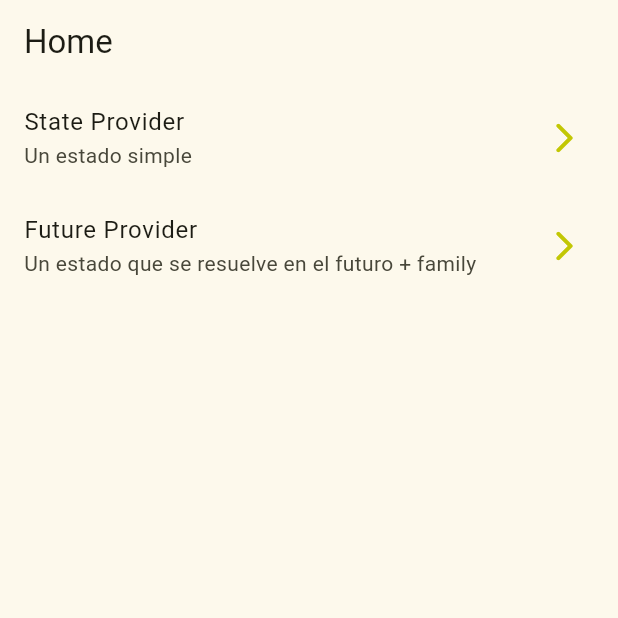
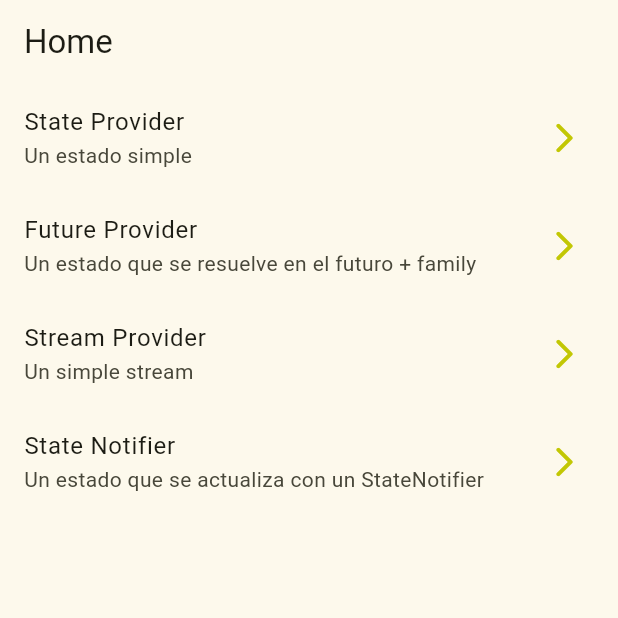
Before and after one commit to tripleP16/River-App, a Flutter app: the screen it shows after launch, on a phone screen of 412 x 824 dp, the top half of it. Run offline on Flutter 3.47's test engine with Material 2 defaults, Android fonts, the phone set to English and light mode, and no system bars; our stand-ins replace dio, flutter_riverpod, go_router, google_fonts; missing offline and left inert: random_name_generator.

Commit message:
riverpod app section 2

```diff
--- a/lib/config/helpers/random_generator.dart
+++ b/lib/config/helpers/random_generator.dart
@@ -5,4 +5,9 @@ class RandomGenerator {
     final randomNames = RandomNames(Zone.catalonia);
     return randomNames.fullName();
   }
+
+
+  static Stream<String> getRandomNameStream() {
+    return Stream.periodic(const Duration(seconds: 2), (_) => getRandomName());
+  }
 }
--- a/lib/config/router/app_router.dart
+++ b/lib/config/router/app_router.dart
@@ -18,5 +18,13 @@ final appRouter = GoRouter(
             path: '/future-provider',
             pageBuilder: (context, state) => const MaterialPage(child: PokemonScreen()),
         ),
+        GoRoute(
+          path: '/stream-provider',
+          pageBuilder: (context, state) => const MaterialPage(child: StreamScreen()),
+        ),
+        GoRoute(
+          path: '/state-notifier',
+          pageBuilder: (context, state) => const MaterialPage(child: TodosScreen()),
+        ),
     ]
 );
--- /dev/null
+++ b/lib/domain/domain.dart
@@ -0,0 +1 @@
+export 'entities/todos.dart';
--- a/lib/presentation/providers/providers.dart
+++ b/lib/presentation/providers/providers.dart
@@ -1,2 +1,4 @@
 export 'random_name_provider.dart';
 export 'pokemon_provider.dart';
+export 'random_names_provider.dart';
+export 'todos_provider.dart';
--- a/lib/presentation/screens/home/home_screen.dart
+++ b/lib/presentation/screens/home/home_screen.dart
@@ -34,6 +34,16 @@ class _HomeWidget extends StatelessWidget {
           subtitle: 'Un estado que se resuelve en el futuro + family',
           location: '/future-provider',
         ),
+        _CustomListTile(
+          title: 'Stream Provider',
+          subtitle: 'Un simple stream',
+          location: '/stream-provider',
+        ),
+        _CustomListTile(
+          title: 'State Notifier',
+          subtitle: 'Un estado que se actualiza con un StateNotifier',
+          location: '/state-notifier',
+        ),
       //
       ],
     );
--- a/lib/presentation/screens/pokemon/pokemon_screen.dart
+++ b/lib/presentation/screens/pokemon/pokemon_screen.dart
@@ -10,7 +10,8 @@ class PokemonScreen extends ConsumerWidget {
   Widget build(BuildContext context, WidgetRef ref) {
 
     final pokemonId = ref.watch(pokemonIdProvider);
-    final pokemonAsyncValue = ref.watch(pokemonProvider(pokemonId));
+    // final pokemonAsyncValue = ref.watch(pokemonProvider(pokemonId));
+    final pokemonAsyncValue = ref.watch(pokemonProvider);
     return Scaffold(
       appBar: AppBar(
         title: Text('Pokemon:  $pokemonId'),
--- a/lib/presentation/screens/screens.dart
+++ b/lib/presentation/screens/screens.dart
@@ -1,3 +1,5 @@
+export 'package:river_app/presentation/screens/stream_provider/stream_screen.dart';
 export 'home/home_screen.dart';
 export 'state_provider/state_provider_screen.dart';
 export 'pokemon/pokemon_screen.dart';
+export 'state_notifier/state_notifier_screen.dart';
--- a/pubspec.yaml
+++ b/pubspec.yaml
@@ -36,6 +36,7 @@ dependencies:
   go_router: ^10.0.0
   google_fonts: ^5.1.0
   random_name_generator: ^1.1.0
+  uuid: ^3.0.7
 
 dev_dependencies:
 
```
Also changed, not shown: lib/domain/entities/todos.dart (added, +24 -0 lines), lib/presentation/providers/pokemon_provider.dart (+8 -1 lines), lib/presentation/providers/random_names_provider.dart (added, +23 -0 lines), lib/presentation/providers/todos_provider.dart (added, +52 -0 lines), lib/presentation/screens/state_notifier/state_notifier_screen.dart (added, +51 -0 lines), lib/presentation/screens/stream_provider/stream_screen.dart (added, +36 -0 lines), pubspec.lock, 3 other files.
